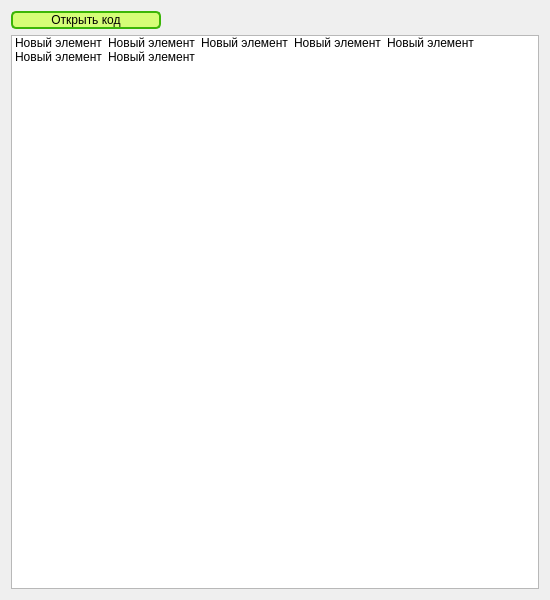
The window that secondwindow.ui (riliks/201_351_Shchipunov) describes before a commit, drawn with Qt 5.
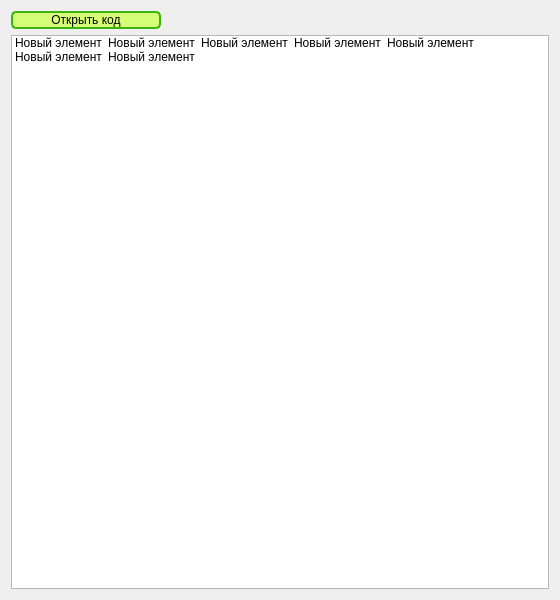
The same window after the commit.

Diff of the .ui file:
```diff
--- a/secondwindow.ui
+++ b/secondwindow.ui
@@ -6,14 +6,14 @@
    <rect>
     <x>0</x>
     <y>0</y>
-    <width>550</width>
+    <width>560</width>
     <height>600</height>
    </rect>
   </property>
   <property name="maximumSize">
    <size>
-    <width>560</width>
-    <height>600</height>
+    <width>11111</width>
+    <height>11111</height>
    </size>
   </property>
   <property name="tabletTracking">
@@ -33,7 +33,7 @@
      </property>
      <property name="maximumSize">
       <size>
-       <width>16777215</width>
+       <width>11111</width>
        <height>16777215</height>
       </size>
      </property>
```
